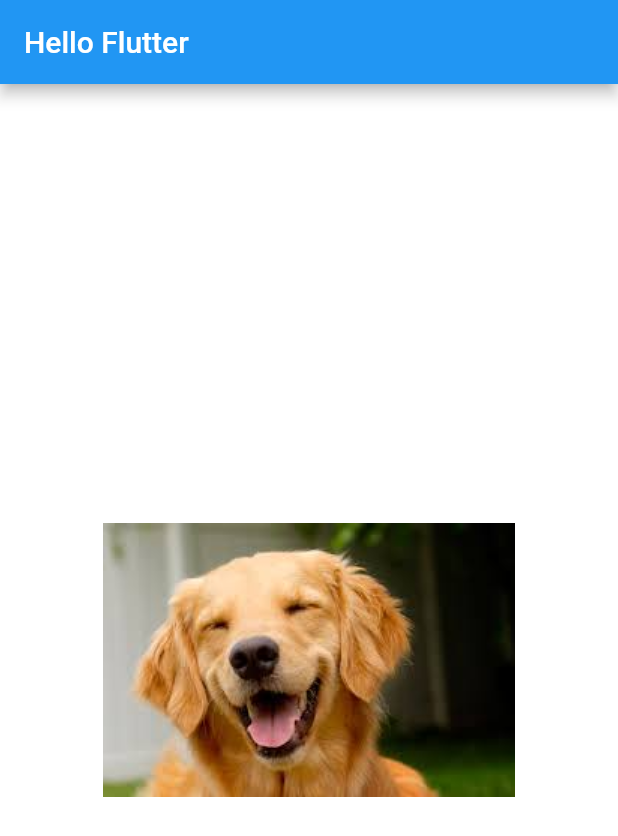
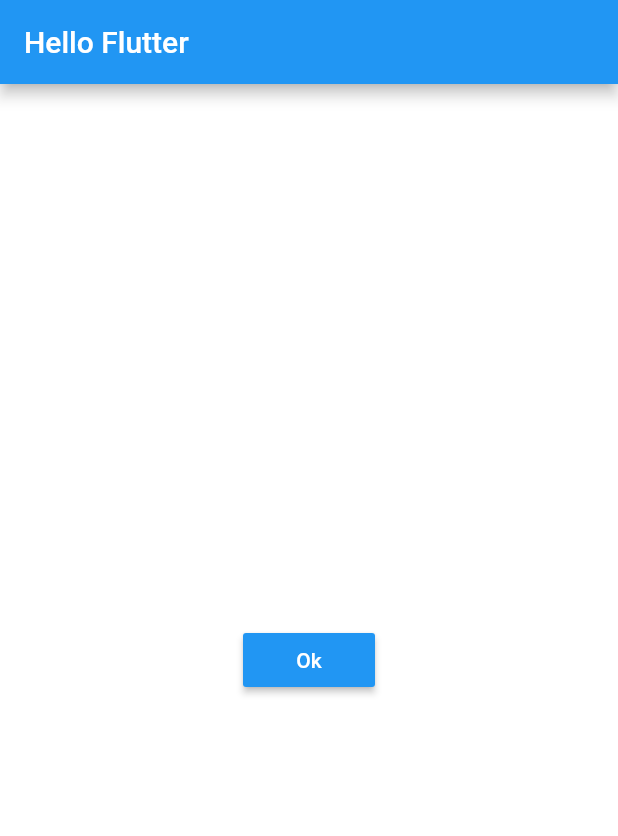
Before and after one commit to lucianocorreia/udemy_flutter, a Flutter app: the screen it shows after launch, on a phone screen of 412 x 824 dp. Shown: the top 836 px of the screen. Run offline on Flutter 3.47's test engine with Material 2 defaults, Android fonts, the phone set to English and light mode, and no system bars.

Commit message:
C04 Button Press

```diff
--- a/capitulo_04/flutter_hello/lib/home_page.dart
+++ b/capitulo_04/flutter_hello/lib/home_page.dart
@@ -19,9 +19,24 @@ class HomePage extends StatelessWidget {
     return Container(
       color: Colors.white,
       child: Center(
-        child: _img(),
+        child: _button(),
       ),
     );
+  }
+
+  _button() {
+    return RaisedButton(
+      color: Colors.blue,
+      onPressed: () => this._onClickOk(),
+      child: Text(
+        'Ok',
+        style: TextStyle(color: Colors.white),
+      ),
+    );
+  }
+
+  void _onClickOk() {
+    print('On Click Ok');
   }
 
   _img() {
```
